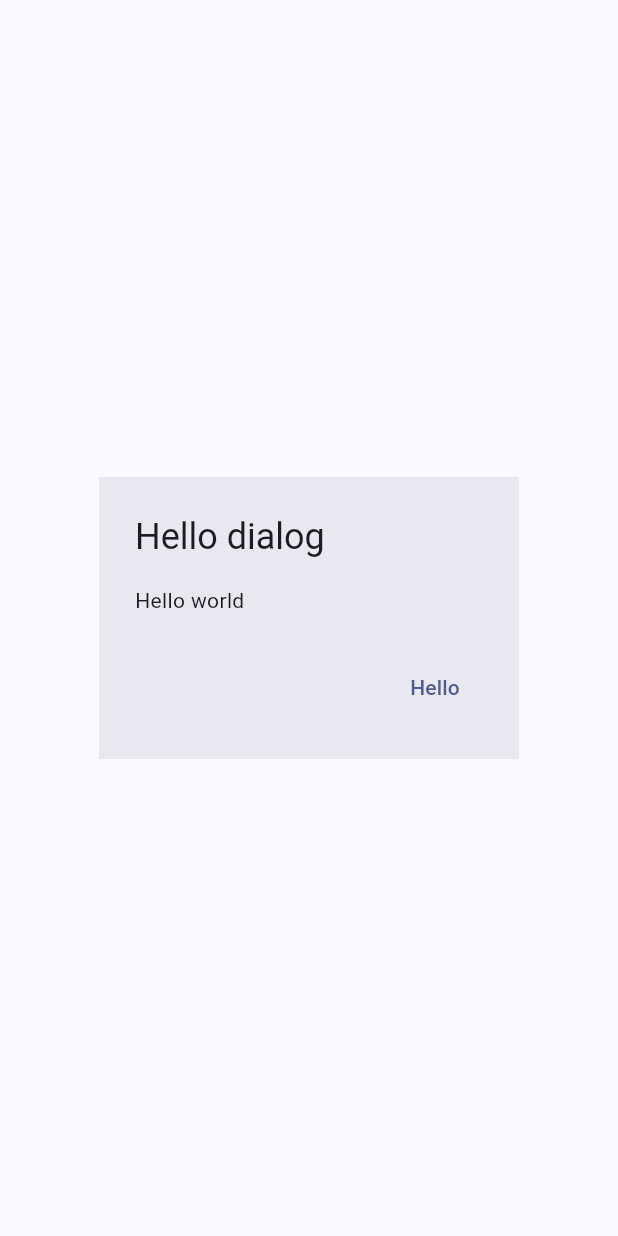
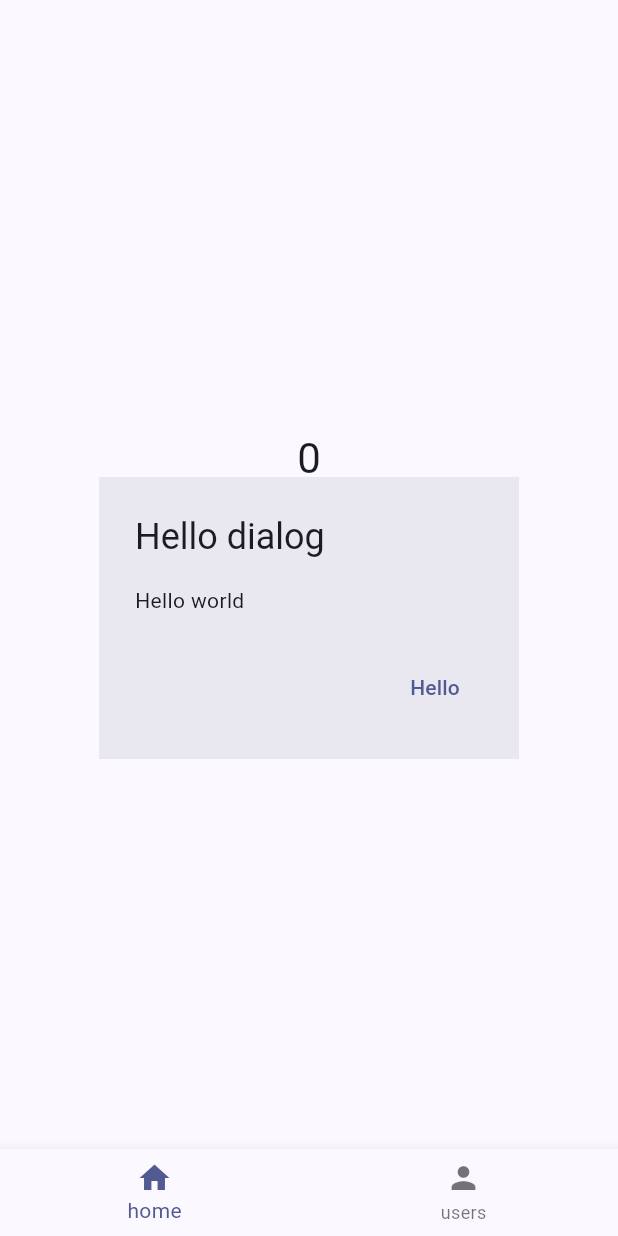
Before and after one commit to hyesuhong/flutter-project, a Flutter app: the screen it shows after launch, after a tap on the "remove" icon, after a tap on the "add" icon, after a tap on "Say Hello", on a phone screen of 412 x 824 dp. Run offline on Flutter 3.47's test engine with Material 3 defaults, Android fonts, the phone set to English and light mode, and no system bars.

Commit message:
feat: add bottom navigation

```diff
--- /dev/null
+++ b/lib/components/bottom_navigation.dart
@@ -0,0 +1,53 @@
+import 'package:flutter/material.dart';
+
+class BottomNavigation extends StatefulWidget {
+  const BottomNavigation({super.key, required this.index});
+
+  final int index;
+
+  @override
+  State<BottomNavigation> createState() => _BottomNavigationState();
+}
+
+class _BottomNavigationState extends State<BottomNavigation> {
+  List routes = ['/', '/users'];
+  int _index = 0;
+
+  void _onItemTapped(int index) {
+    if (index == _index) {
+      return;
+    }
+
+    setState(() {
+      _index = index;
+    });
+
+    var route = routes[_index];
+    Navigator.pushNamed(context, route);
+  }
+
+  @override
+  void initState() {
+    super.initState();
+    _index = widget.index;
+  }
+
+  @override
+  Widget build(BuildContext context) {
+    return BottomNavigationBar(
+      items: const <BottomNavigationBarItem>[
+        BottomNavigationBarItem(
+          icon: Icon(Icons.home),
+          label: 'home',
+        ),
+        BottomNavigationBarItem(
+          icon: Icon(Icons.person),
+          label: 'users',
+        ),
+      ],
+      currentIndex: _index,
+      // selectedItemColor: Colors,
+      onTap: _onItemTapped,
+    );
+  }
+}
--- a/lib/main.dart
+++ b/lib/main.dart
@@ -1,9 +1,6 @@
 import 'package:flutter/material.dart';
 import 'package:flutter_application_1/app_routes.dart';
 import 'package:flutter_application_1/route_generator.dart';
-
-import 'screens/home.dart';
-import 'screens/users.dart';
 
 void main() {
   runApp(const MyApp());
--- a/lib/screens/home.dart
+++ b/lib/screens/home.dart
@@ -1,4 +1,5 @@
 import 'package:flutter/material.dart';
+import 'package:flutter_application_1/components/bottom_navigation.dart';
 import 'package:flutter_application_1/components/flutter_dialog.dart';
 
 class HomePage extends StatefulWidget {
@@ -51,11 +52,14 @@ class _HomePageState extends State<HomePage> {
               ),
             ),
             TextButton(
-          onPressed: () =>
-              flutterDialog(context, 'Hello dialog', 'Hello world', 'Hello'),
+              onPressed: () => flutterDialog(
+                  context, 'Hello dialog', 'Hello world', 'Hello'),
               child: const Text('Say Hello'),
             ),
           ],
-    )));
+        ),
+      ),
+      bottomNavigationBar: BottomNavigation(index: 0),
+    );
   }
 }
--- a/lib/screens/users.dart
+++ b/lib/screens/users.dart
@@ -1,6 +1,7 @@
 import 'dart:convert';
 
 import 'package:flutter/material.dart';
+import '/components/bottom_navigation.dart';
 import 'package:http/http.dart' as http;
 
 class UsersPage extends StatefulWidget {
@@ -56,6 +57,7 @@ class _UsersPageState extends State<UsersPage> {
           ],
         ),
       ),
+      bottomNavigationBar: BottomNavigation(index: 1),
     );
   }
 }
```
Lines whose indentation alone changed are shown as unchanged.
